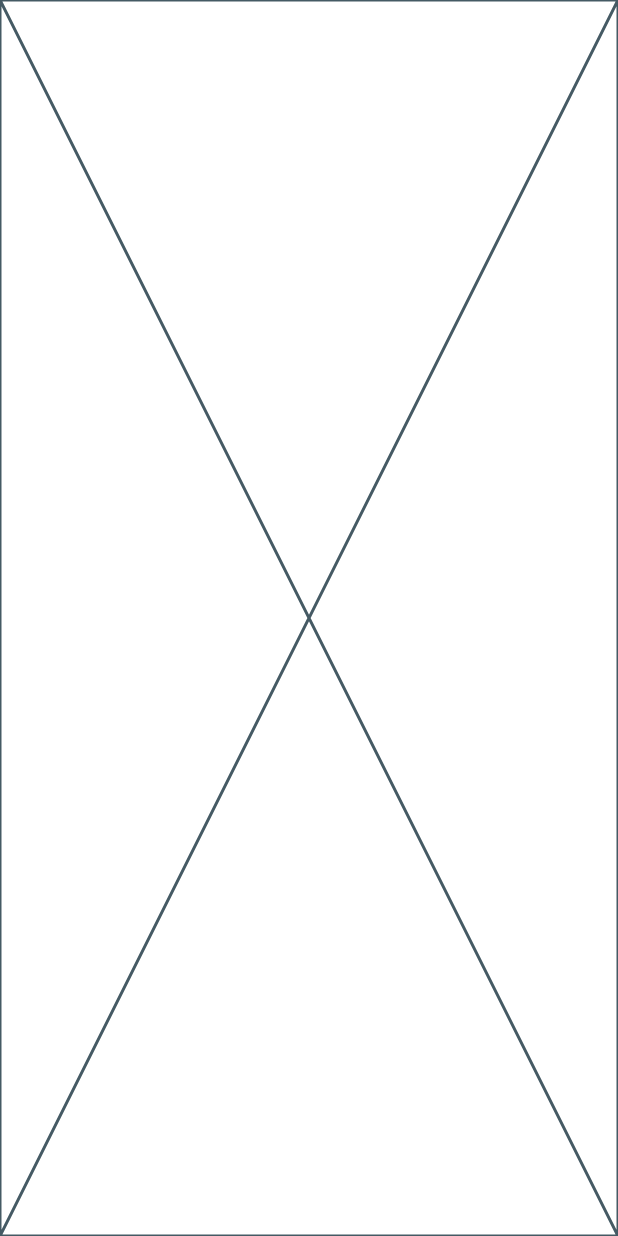
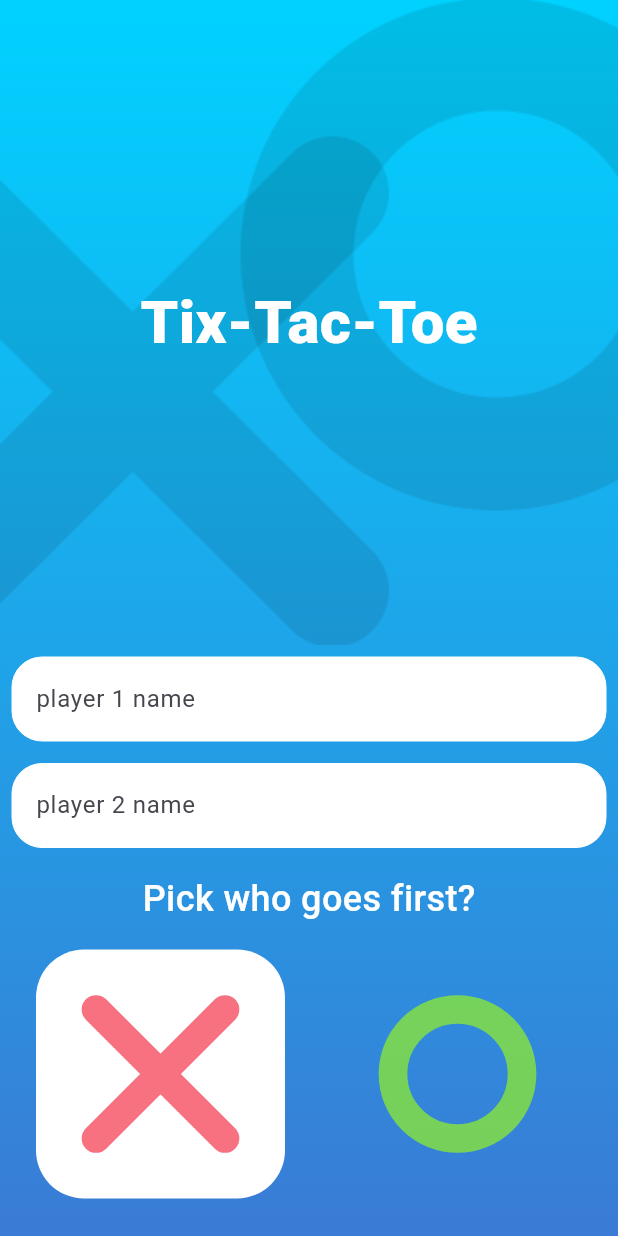
Before and after one commit to ahmed43ban/X-O-Game, a Flutter app: the screen it shows after launch, on a phone screen of 412 x 824 dp. Run offline on Flutter 3.47's test engine with Material 3 defaults, Android fonts, the phone set to English and light mode, and no system bars; our stand-ins replace flutter_svg.

Commit message:
+finish Home_Screen.dart + use stateful-widget + use visibility + navigate args

```diff
--- /dev/null
+++ b/lib/CustomTextField.dart
@@ -0,0 +1,27 @@
+import 'package:flutter/material.dart';
+
+class Customtextfield extends StatelessWidget {
+  String Player;
+  TextEditingController controller;
+  Customtextfield({super.key,required this.Player,required this.controller});
+
+  @override
+  Widget build(BuildContext context) {
+    return TextField(
+      controller: controller,
+      decoration: InputDecoration(
+        fillColor: Colors.white,
+        filled: true,
+        hintText: Player,
+        enabledBorder: OutlineInputBorder(
+            borderSide: BorderSide(color:Colors.white,width: 0 ),
+            borderRadius: BorderRadius.circular(20)
+        ),
+        focusedBorder: OutlineInputBorder(
+            borderSide: BorderSide(color:Colors.white,width: 0 ),
+            borderRadius: BorderRadius.circular(20)
+        ),
+      ),
+    );
+  }
+}
--- a/lib/Home_Screen.dart
+++ b/lib/Home_Screen.dart
@@ -1,11 +1,124 @@
 import 'package:flutter/material.dart';
+import 'package:flutter_svg/flutter_svg.dart';
+import 'package:xogame/Board_Screen.dart';
+import 'package:xogame/CustomTextField.dart';
 
-class HomeScreen extends StatelessWidget {
+class HomeScreen extends StatefulWidget {
   static const routName = "home";
-  const HomeScreen({super.key});
+
+  @override
+  State<HomeScreen> createState() => _HomeScreenState();
+}
+
+class _HomeScreenState extends State<HomeScreen> {
+  TextEditingController player1controller=TextEditingController();
+
+  TextEditingController player2controller=TextEditingController();
+
+  String selctedplayer="X";
+  @override
+  void initState() {
+    super.initState();
+    player1controller.addListener((){
+      setState(() {
+
+      });
+    });
+    player2controller.addListener((){
+      setState(() {
+
+      });
+    });
+
+  }
 
   @override
   Widget build(BuildContext context) {
-    return const Placeholder();
+    return Container(
+      decoration: BoxDecoration(
+        gradient: LinearGradient(
+          begin: Alignment.topCenter,
+            end: Alignment.bottomCenter,
+            colors:[
+          Color(0xff00D2FF),
+          Color(0xff3A7BD5),
+        ] )
+      ),
+      child: Scaffold(
+        backgroundColor: Colors.transparent,
+        body: Column(
+          children: [
+            Expanded(
+              child: Stack(alignment: Alignment.center,
+                children: [
+                  Image.asset("assets/images/Frame 1.png",width: double.infinity,fit: BoxFit.cover,),
+                  Text("Tix-Tac-Toe",style: TextStyle(
+                    color: Colors.white,
+                    fontSize: 40,
+                    fontWeight: FontWeight.w900
+                  ),)
+                ],
+              ),
+            ),
+            Padding(
+              padding: EdgeInsets.all(8.0),
+              child: Column(
+                children: [
+                  Customtextfield(Player: "player 1 name",controller: player1controller,),
+                  SizedBox(height: 15,),
+                  Customtextfield(Player: "player 2 name",controller: player2controller,),
+                  SizedBox(height: 17,),
+                  Text("Pick who goes first?",style: TextStyle(fontWeight: FontWeight.w500,fontSize: 24,color: Colors.white),),
+                  SizedBox(height: 17,),
+                  Row(mainAxisAlignment: MainAxisAlignment.spaceAround,
+                    children: [
+                      InkWell(onTap: (){
+                        setState(() {
+                          selctedplayer="X";
+                        });
+                      },
+                        child: Container(padding: EdgeInsets.all(30),
+                            decoration: BoxDecoration(
+                          borderRadius: BorderRadius.circular(32),
+                          color:selctedplayer=="X"? Colors.white:Colors.transparent
+                        ),
+                            child: SvgPicture.asset("assets/images/X.svg")),
+                      ),
+                      InkWell(onTap: (){
+                        setState(() {
+                          selctedplayer="O";
+                        });
+                      },
+                        child: Container(padding: EdgeInsets.all(30),
+                            decoration: BoxDecoration(
+                          borderRadius: BorderRadius.circular(32),
+                          color: selctedplayer=="O"? Colors.white:Colors.transparent
+                        ),
+                            child: SvgPicture.asset("assets/images/O.svg")),
+                      ),
+
+
+                    ],
+                  ),
+                  SizedBox(height: 17,),
+                  Visibility(
+                    visible: player1controller.text.isNotEmpty&&player2controller.text.isNotEmpty,
+                    child: ElevatedButton(onPressed:(){
+                      Navigator.pushReplacementNamed(context, BoardScreen.routeName,
+                          arguments:BoardArgs(player1name: player1controller.text,
+                              player2name: player2controller.text,
+                              selctedplayer: selctedplayer) );
+                    } ,
+                        child:Text("Start Game") ),
+                  )
+
+                ],
+              ),
+            )
+
+          ],
+        ),
+      ),
+    );
   }
 }
--- a/lib/main.dart
+++ b/lib/main.dart
@@ -1,4 +1,5 @@
 import 'package:flutter/material.dart';
+import 'package:xogame/Board_Screen.dart';
 import 'package:xogame/Home_Screen.dart';
 
 void main() {
@@ -12,6 +13,7 @@ class MyApp extends StatelessWidget {
   @override
   Widget build(BuildContext context) {
     return MaterialApp(
+      debugShowCheckedModeBanner: false,
       title: 'Flutter Demo',
       theme: ThemeData(
         // This is the theme of your application.
@@ -34,6 +36,7 @@ class MyApp extends StatelessWidget {
       ),
       routes: {
         HomeScreen.routName:(_)=>HomeScreen(),
+        BoardScreen.routeName:(_)=>BoardScreen(),
       },
       initialRoute: HomeScreen.routName,
     );
--- a/pubspec.yaml
+++ b/pubspec.yaml
@@ -34,6 +34,7 @@ dependencies:
   # The following adds the Cupertino Icons font to your application.
   # Use with the CupertinoIcons class for iOS style icons.
   cupertino_icons: ^1.0.8
+  flutter_svg: ^2.0.16
 
 dev_dependencies:
   flutter_test:
@@ -58,8 +59,8 @@ flutter:
   uses-material-design: true
 
   # To add assets to your application, add an assets section, like this:
-  # assets:
-  #   - images/a_dot_burr.jpeg
+  assets:
+    - assets/images/
   #   - images/a_dot_ham.jpeg
 
   # An image asset can refer to one or more resolution-specific "variants", see
```
Also changed, not shown: lib/Board_Screen.dart (added, +45 -0 lines), assets/images/Frame 1.png (added), assets/images/O.svg (added), assets/images/X.svg (added), pubspec.lock.
